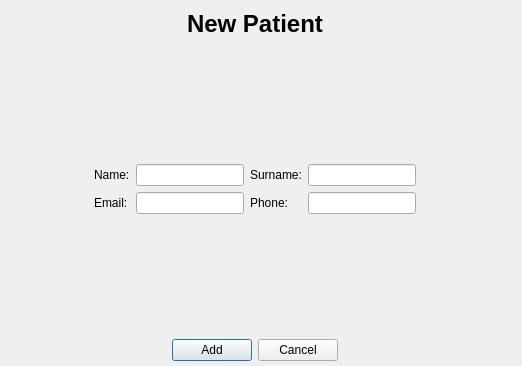
This is CovidProject/addpatient.ui in Aab30/CovidProject as Qt 5 draws it before an edit. The edited form follows.
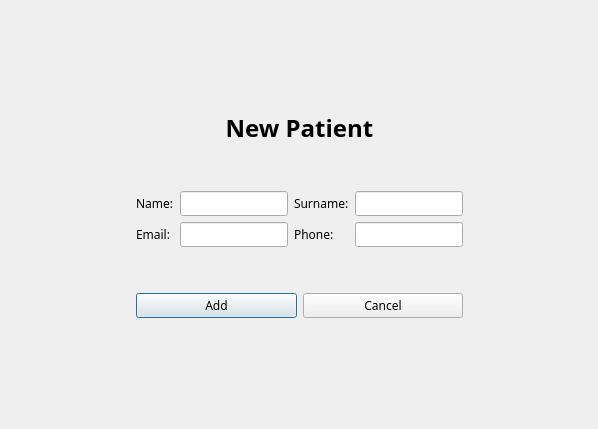
This is the edited form.

Diff of the .ui file:
```diff
--- a/CovidProject/addpatient.ui
+++ b/CovidProject/addpatient.ui
@@ -6,96 +6,67 @@
    <rect>
     <x>0</x>
     <y>0</y>
-    <width>522</width>
-    <height>366</height>
+    <width>598</width>
+    <height>429</height>
    </rect>
   </property>
+  <property name="maximumSize">
+   <size>
+    <width>800</width>
+    <height>600</height>
+   </size>
+  </property>
+  <property name="font">
+   <font>
+    <family>Menlo</family>
+   </font>
+  </property>
   <property name="windowTitle">
    <string>Add patient</string>
   </property>
-  <widget class="QWidget" name="layoutWidget">
-   <property name="geometry">
-    <rect>
-     <x>-1</x>
-     <y>10</y>
-     <width>511</width>
-     <height>351</height>
-    </rect>
-   </property>
+  <layout class="QGridLayout" name="gridLayout_3">
+   <item row="0" column="1">
+    <spacer name="verticalSpacer_3">
+     <property name="orientation">
+      <enum>Qt::Vertical</enum>
+     </property>
+     <property name="sizeHint" stdset="0">
+      <size>
+       <width>20</width>
+       <height>40</height>
+      </size>
+     </property>
+    </spacer>
+   </item>
+   <item row="1" column="0">
+    <spacer name="horizontalSpacer">
+     <property name="orientation">
+      <enum>Qt::Horizontal</enum>
+     </property>
+     <property name="sizeHint" stdset="0">
+      <size>
+       <width>40</width>
+       <height>20</height>
+      </size>
+     </property>
+    </spacer>
+   </item>
+   <item row="1" column="2">
+    <spacer name="horizontalSpacer_2">
+     <property name="orientation">
+      <enum>Qt::Horizontal</enum>
+     </property>
+     <property name="sizeHint" stdset="0">
+      <size>
+       <width>40</width>
+       <height>20</height>
+      </size>
+     </property>
+    </spacer>
+   </item>
+   <item row="1" column="1">
    <layout class="QGridLayout" name="gridLayout_2">
-    <item row="0" column="0">
-     <layout class="QHBoxLayout" name="horizontalLayout_3">
-      <item>
-       <spacer name="horizontalSpacer_5">
-        <property name="orientation">
-         <enum>Qt::Horizontal</enum>
-        </property>
-        <property name="sizeHint" stdset="0">
-         <size>
-          <width>40</width>
-          <height>20</height>
-         </size>
-        </property>
-       </spacer>
-      </item>
-      <item>
-       <widget class="QLabel" name="title">
-        <property name="font">
-         <font>
-          <pointsize>18</pointsize>
-          <weight>75</weight>
-          <bold>true</bold>
-         </font>
-        </property>
-        <property name="text">
-         <string>New Patient</string>
-        </property>
-       </widget>
-      </item>
-      <item>
-       <spacer name="horizontalSpacer_6">
-        <property name="orientation">
-         <enum>Qt::Horizontal</enum>
-        </property>
-        <property name="sizeHint" stdset="0">
-         <size>
-          <width>40</width>
-          <height>20</height>
-         </size>
-        </property>
-       </spacer>
-      </item>
-     </layout>
-    </item>
-    <item row="1" column="0">
-     <spacer name="verticalSpacer_2">
-      <property name="orientation">
-       <enum>Qt::Vertical</enum>
-      </property>
-      <property name="sizeHint" stdset="0">
-       <size>
-        <width>20</width>
-        <height>40</height>
-       </size>
-      </property>
-     </spacer>
-    </item>
-    <item row="2" column="0">
-     <layout class="QHBoxLayout" name="horizontalLayout_2">
-      <item>
-       <spacer name="horizontalSpacer_3">
-        <property name="orientation">
-         <enum>Qt::Horizontal</enum>
-        </property>
-        <property name="sizeHint" stdset="0">
-         <size>
-          <width>40</width>
-          <height>20</height>
-         </size>
-        </property>
-       </spacer>
-      </item>
-      <item>
+     <item row="2" column="0" colspan="2">
        <layout class="QGridLayout" name="gridLayout">
         <item row="0" column="2">
          <widget class="QLabel" name="label_3">
@@ -112,10 +83,24 @@
          </widget>
         </item>
         <item row="0" column="1">
-         <widget class="QLineEdit" name="nameEdit"/>
+        <widget class="QLineEdit" name="nameEdit">
+         <property name="minimumSize">
+          <size>
+           <width>100</width>
+           <height>0</height>
+          </size>
+         </property>
+        </widget>
         </item>
         <item row="1" column="1">
-         <widget class="QLineEdit" name="emailEdit"/>
+        <widget class="QLineEdit" name="emailEdit">
+         <property name="minimumSize">
+          <size>
+           <width>100</width>
+           <height>0</height>
+          </size>
+         </property>
+        </widget>
         </item>
         <item row="0" column="0">
          <widget class="QLabel" name="label">
@@ -132,93 +117,100 @@
          </widget>
         </item>
         <item row="1" column="3">
-         <widget class="QLineEdit" name="phoneEdit"/>
+        <widget class="QLineEdit" name="phoneEdit">
+         <property name="minimumSize">
+          <size>
+           <width>100</width>
+           <height>0</height>
+          </size>
+         </property>
+        </widget>
         </item>
         <item row="0" column="3">
-         <widget class="QLineEdit" name="surnameEdit"/>
-        </item>
-       </layout>
-      </item>
-      <item>
-       <spacer name="horizontalSpacer_4">
-        <property name="orientation">
-         <enum>Qt::Horizontal</enum>
-        </property>
-        <property name="sizeHint" stdset="0">
+        <widget class="QLineEdit" name="surnameEdit">
+         <property name="minimumSize">
          <size>
-          <width>40</width>
-          <height>20</height>
-         </size>
-        </property>
-       </spacer>
+           <width>100</width>
+           <height>0</height>
+          </size>
+         </property>
+        </widget>
       </item>
      </layout>
     </item>
-    <item row="3" column="0">
-     <spacer name="verticalSpacer">
-      <property name="orientation">
-       <enum>Qt::Vertical</enum>
-      </property>
-      <property name="sizeHint" stdset="0">
-       <size>
-        <width>20</width>
-        <height>108</height>
-       </size>
-      </property>
-     </spacer>
-    </item>
-    <item row="4" column="0">
-     <layout class="QHBoxLayout" name="horizontalLayout">
-      <item>
-       <spacer name="horizontalSpacer">
-        <property name="orientation">
-         <enum>Qt::Horizontal</enum>
-        </property>
-        <property name="sizeType">
-         <enum>QSizePolicy::Expanding</enum>
-        </property>
-        <property name="sizeHint" stdset="0">
-         <size>
-          <width>40</width>
-          <height>20</height>
-         </size>
-        </property>
-       </spacer>
-      </item>
-      <item>
+     <item row="5" column="0">
        <widget class="QPushButton" name="addButton">
         <property name="text">
          <string>Add</string>
         </property>
        </widget>
       </item>
-      <item>
+     <item row="5" column="1">
        <widget class="QPushButton" name="cancelButton">
         <property name="text">
          <string>Cancel</string>
         </property>
        </widget>
       </item>
-      <item>
-       <spacer name="horizontalSpacer_2">
+     <item row="3" column="0">
+      <spacer name="verticalSpacer">
         <property name="orientation">
-         <enum>Qt::Horizontal</enum>
-        </property>
-        <property name="sizeType">
-         <enum>QSizePolicy::Expanding</enum>
+        <enum>Qt::Vertical</enum>
         </property>
         <property name="sizeHint" stdset="0">
          <size>
-          <width>40</width>
-          <height>20</height>
+         <width>20</width>
+         <height>40</height>
          </size>
         </property>
        </spacer>
       </item>
-     </layout>
-    </item>
-   </layout>
-  </widget>
+     <item row="0" column="0" colspan="2">
+      <widget class="QLabel" name="title">
+       <property name="font">
+        <font>
+         <pointsize>18</pointsize>
+         <weight>75</weight>
+         <bold>true</bold>
+        </font>
+       </property>
+       <property name="text">
+        <string>New Patient</string>
+       </property>
+       <property name="alignment">
+        <set>Qt::AlignCenter</set>
+       </property>
+      </widget>
+     </item>
+     <item row="1" column="0">
+      <spacer name="verticalSpacer_2">
+       <property name="orientation">
+        <enum>Qt::Vertical</enum>
+       </property>
+       <property name="sizeHint" stdset="0">
+        <size>
+         <width>20</width>
+         <height>40</height>
+        </size>
+       </property>
+      </spacer>
+     </item>
+    </layout>
+   </item>
+   <item row="2" column="1">
+    <spacer name="verticalSpacer_4">
+     <property name="orientation">
+      <enum>Qt::Vertical</enum>
+     </property>
+     <property name="sizeHint" stdset="0">
+      <size>
+       <width>20</width>
+       <height>40</height>
+      </size>
+     </property>
+    </spacer>
+   </item>
+  </layout>
  </widget>
  <resources/>
  <connections/>
```
Lines whose indentation alone changed are shown as unchanged.
